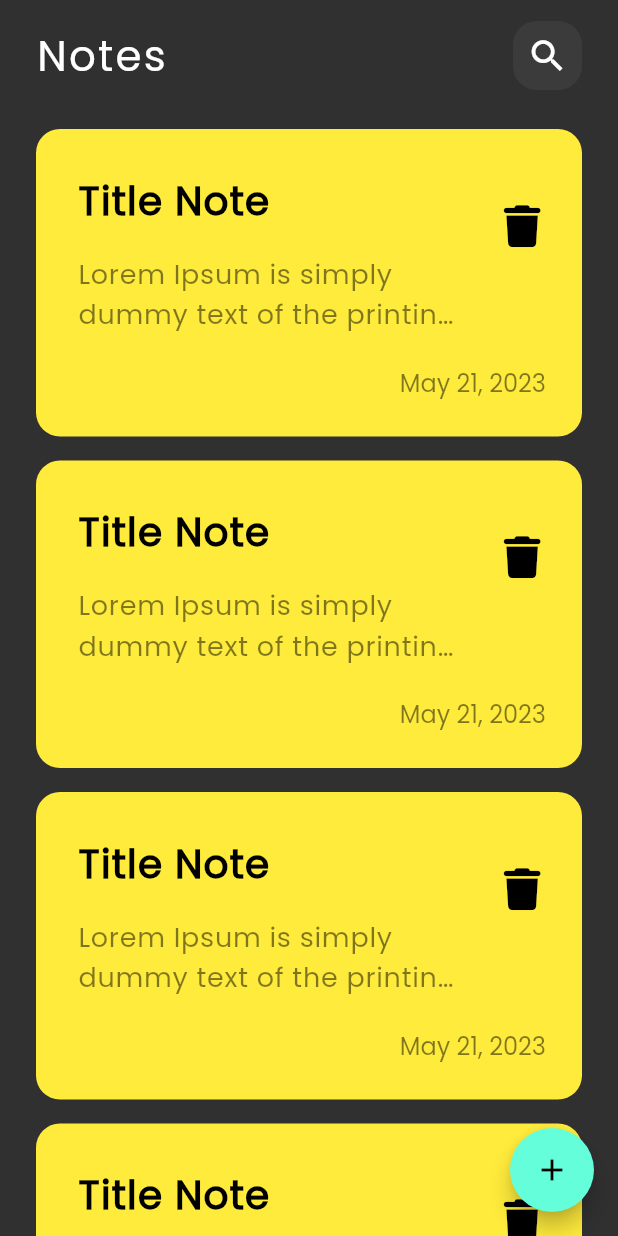
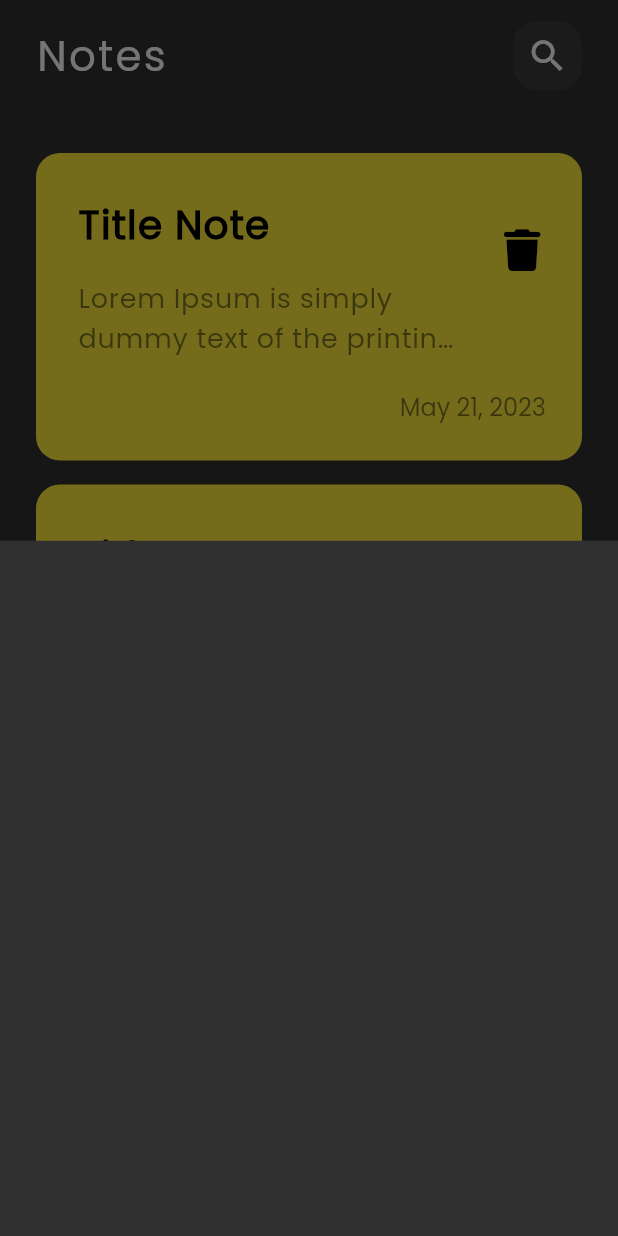
Before and after one commit to Osama-Abo-Reda/notes_app, a Flutter app: the screen it shows after launch, after a tap on the "add" icon, on a phone screen of 412 x 824 dp. Run offline on Flutter 3.47's test engine with Material 2 defaults, Android fonts, the phone set to English and light mode, and no system bars; our stand-ins replace font_awesome_flutter.

Commit message:
Show Model Bottom Sheet

```diff
--- a/lib/views/notes_view.dart
+++ b/lib/views/notes_view.dart
@@ -1,4 +1,5 @@
 import 'package:flutter/material.dart';
+import 'package:notes_app/views/widgets/add_note_bottom_sheet.dart';
 import 'package:notes_app/views/widgets/notes_view_body.dart';
 
 class NotesView extends StatelessWidget {
@@ -9,7 +10,12 @@ class NotesView extends StatelessWidget {
     return SafeArea(
       child: Scaffold(
         floatingActionButton: FloatingActionButton(
-          onPressed: () {},
+          onPressed: () {
+            showModalBottomSheet(
+              context: context,
+              builder: (context) => const AddNoteBottomSheet(),
+            );
+          },
           child: const Icon(
             Icons.add,
           ),
--- /dev/null
+++ b/lib/views/widgets/add_note_bottom_sheet.dart
@@ -0,0 +1,10 @@
+import 'package:flutter/material.dart';
+
+class AddNoteBottomSheet extends StatelessWidget {
+  const AddNoteBottomSheet({super.key});
+
+  @override
+  Widget build(BuildContext context) {
+    return Container();
+  }
+}
--- a/lib/views/widgets/notes_list_view.dart
+++ b/lib/views/widgets/notes_list_view.dart
@@ -6,12 +6,18 @@ class NotesListView extends StatelessWidget {
 
   @override
   Widget build(BuildContext context) {
-    return ListView.builder(
-      itemBuilder: (context, index) => const Padding(
-        padding: EdgeInsets.symmetric(
-          vertical: 8.0,
+    return Padding(
+      padding: const EdgeInsets.symmetric(
+        vertical: 16.0,
+      ),
+      child: ListView.builder(
+        padding: EdgeInsets.zero,
+        itemBuilder: (context, index) => const Padding(
+          padding: EdgeInsets.symmetric(
+            vertical: 8.0,
+          ),
+          child: NotesItem(),
         ),
-        child: NotesItem(),
       ),
     );
   }
```
